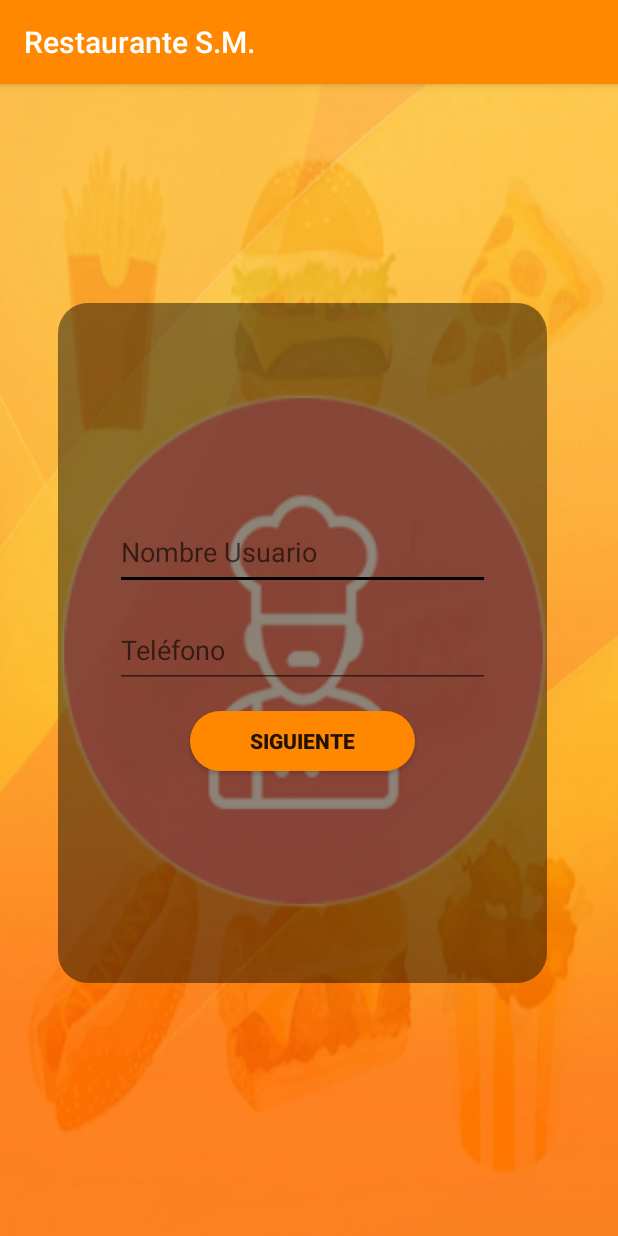
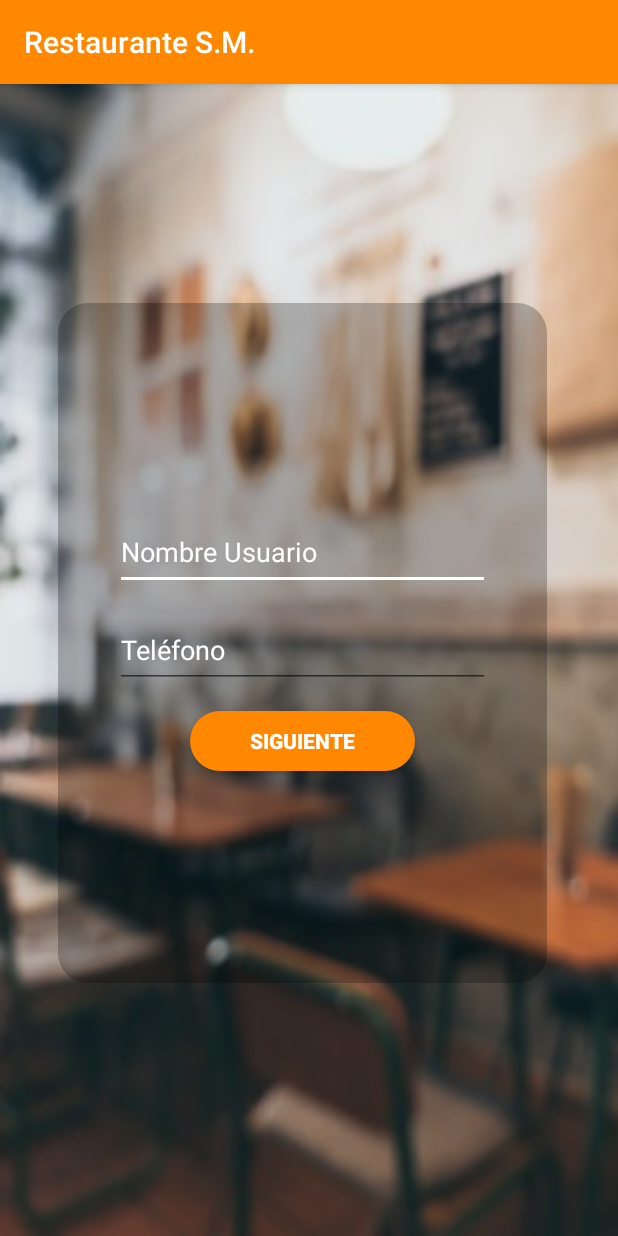
Before and after one commit to GerberMaldonado/AppRestaurante, an Android app: the screen it shows after launch (Login), on a phone screen of 412 x 824 dp. Run offline under Robolectric (Android 15) with nearby library versions, the phone set to English and light mode, and no system bars.

Commit message:
Ultima Modificacion Login
Se mejoraron los colores
Y se agrego imagen de fondo para el login

```diff
--- a/app/src/main/java/com/example/gerber/apprestaurante/model/Menu.java
+++ b/app/src/main/java/com/example/gerber/apprestaurante/model/Menu.java
@@ -37,7 +37,7 @@ public class Menu extends AppCompatActivity {
 
     private void getPosts() {
         Retrofit retrofit = new Retrofit.Builder()
-                .baseUrl("http://192.168.0.153")
+                .baseUrl("http://192.168.20.101")
                 .addConverterFactory(GsonConverterFactory.create())
                 .build();
         MenuService menuService = retrofit.create(MenuService.class);
--- a/app/src/main/res/drawable/ventana_principal_redondo.xml
+++ b/app/src/main/res/drawable/ventana_principal_redondo.xml
@@ -1,6 +1,6 @@
 <?xml version="1.0" encoding="utf-8"?>
 <shape xmlns:android="http://schemas.android.com/apk/res/android" android:shape="rectangle">
-    <solid android:color="#73000000"/>
+    <solid android:color="#3E000000"/>
     <padding android:left="1dp"
         android:top="1dp"
         android:right="1dp"
--- a/app/src/main/res/layout/activity_login.xml
+++ b/app/src/main/res/layout/activity_login.xml
@@ -4,7 +4,7 @@
     xmlns:tools="http://schemas.android.com/tools"
     android:layout_width="match_parent"
     android:layout_height="match_parent"
-    android:background="@drawable/fondologin"
+    android:background="@drawable/img_login2"
     tools:context=".model.Login">
 
     <LinearLayout
@@ -27,7 +27,8 @@
             android:layout_width="250dp"
             android:layout_height="50dp"
             android:hint="Nombre Usuario"
-            android:textColor="@android:color/black" />
+            android:textColorHint="@android:color/white"
+            android:textColor="@android:color/white" />
 
         <EditText
             android:id="@+id/editText2"
@@ -36,9 +37,10 @@
             android:layout_margin="15dp"
             android:ems="10"
             android:hint="Teléfono "
+            android:textColorHint="@android:color/white"
             android:inputType="phone"
             android:maxLength="8"
-            android:textColor="@android:color/black" />
+            android:textColor="@android:color/white" />
 
         <Button
             android:id="@+id/btn_siguiente"
@@ -47,6 +49,7 @@
             android:background="@drawable/botones_curvados"
             android:onClick="Guardar"
             android:text="Siguiente"
+            android:textColor="@android:color/white"
             android:textStyle="bold" />
 
     </LinearLayout>
--- a/app/src/main/res/values/colors.xml
+++ b/app/src/main/res/values/colors.xml
@@ -1,8 +1,8 @@
 <?xml version="1.0" encoding="utf-8"?>
 <resources>
     <color name="colorPrimary">#FF8800</color>
-    <color name="colorPrimaryDark">#2CEE9D1B</color>
-    <color name="colorAccent">#000000</color>
+    <color name="colorPrimaryDark">#FF8800</color>
+    <color name="colorAccent">#FFFFFF</color>
     //Color icons
     <color name="colorTextIcons">#000000</color>
 </resources>
```
